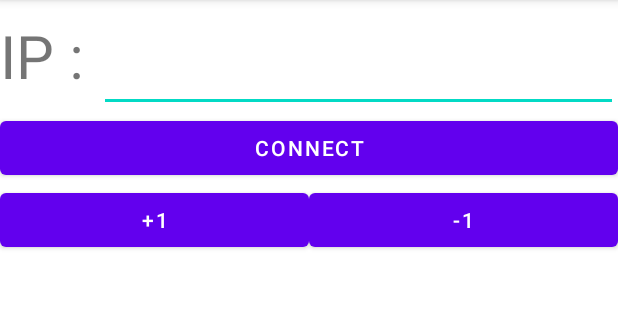
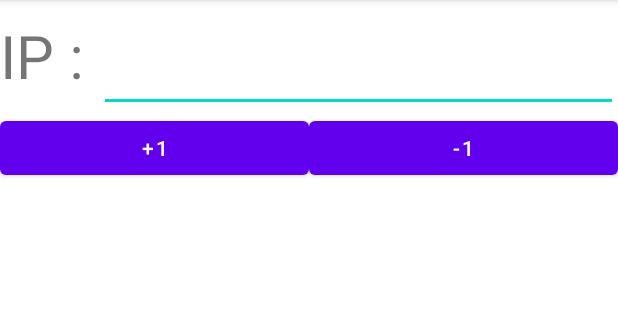
Before and after one commit to minsu11/Capston_SmartTrashCan, an Android app: the screen it shows after launch (MainActivity), after a tap on "+1", on a phone screen of 412 x 824 dp, the part 84-404 px from its top. Run offline under Robolectric (Android 15) with nearby library versions, the phone set to English and light mode, and no system bars; 3 statements that could not run were skipped.

Commit message:
Server auto connect

```diff
--- a/app/src/main/java/com/example/capstonedisign/MainActivity.java
+++ b/app/src/main/java/com/example/capstonedisign/MainActivity.java
@@ -13,17 +13,13 @@ import android.widget.TextView;
 import java.io.DataInputStream;
 import java.io.DataOutputStream;
 import java.io.IOException;
-import java.io.ObjectInputStream;
-import java.io.ObjectOutputStream;
 import java.net.Socket;
 import java.nio.ByteBuffer;
 import java.nio.ByteOrder;
 public class MainActivity extends AppCompatActivity {
-
-    int sended_num=0;
-    boolean selected = false;
-    Button connect_btn;
-    Button plus_btn, minus_btn;
+    String sended_string = "";
+    boolean call_selected = false, trash_selected = false;
+    Button call_btn, trash_btn;
     EditText ip_edit;
     TextView show_text;
 
@@ -35,36 +31,31 @@ public class MainActivity extends AppCompatActivity {
     private DataOutputStream outstream;
     private DataInputStream instream;
 
+    // 현재는 노트북 ip 주소, 추후 라즈베리파이 mac주소 들어갈 예정
+    private String ip_net = "172.20.10.3";
+
     private int port = 9999;
-
     @Override
     protected void onCreate(Bundle savedInstanceState) {
         super.onCreate(savedInstanceState);
         setContentView(R.layout.activity_main);
 
-        connect_btn = (Button) findViewById(R.id.button);
-        connect_btn.setOnClickListener(new View.OnClickListener() {
+        connect();
+
+        call_btn = (Button) findViewById(R.id.call_btn);
+        call_btn.setOnClickListener(new View.OnClickListener() {
             @Override
             public void onClick(View v) {
-                connect();
+                call_selected = true;
+                sended_string = "call";
             }
         });
-
-        plus_btn = (Button) findViewById(R.id.plus_btn);
-        plus_btn.setOnClickListener(new View.OnClickListener() {
+        trash_btn = (Button) findViewById(R.id.trash_btn);
+        trash_btn.setOnClickListener(new View.OnClickListener() {
             @Override
             public void onClick(View v) {
-                selected = true;
-                sended_num += 1;
-            }
-        });
-        minus_btn = (Button) findViewById(R.id.minus_btn);
-        minus_btn.setOnClickListener(new View.OnClickListener() {
-            @Override
-            public void onClick(View v) {
-                selected = true;
-                sended_num -= 1;
-                // 자바
+                trash_selected = true;
+                sended_string = "trash";
             }
         });
 
@@ -75,15 +66,12 @@ public class MainActivity extends AppCompatActivity {
     void connect(){
         mHandler = new Handler(Looper.getMainLooper());
         Log.w("connect","연결 하는중");
-
         Thread checkUpdate = new Thread(){
             public void run(){
-                // Get ip
-                String newip = String.valueOf(ip_edit.getText());
 
                 // Access server
                 try{
-                    socket = new Socket(newip, port);
+                    socket = new Socket(ip_net, port);
                     Log.w("서버 접속됨", "서버 접속됨");
                 }catch (IOException e1){
                     Log.w("서버 접속 못함", "서버 접속 못함");
@@ -105,8 +93,8 @@ public class MainActivity extends AppCompatActivity {
                 try{
                     while(true){
                         String msg = "java test message - ";
-                        if (selected == true){
-                            msg = msg + sended_num;
+                        if (call_selected == true){
+                            msg = msg + sended_string;
                             byte[] data = msg.getBytes();
                             ByteBuffer b1 = ByteBuffer.allocate(4);
                             b1.order(ByteOrder.LITTLE_ENDIAN);
@@ -124,7 +112,30 @@ public class MainActivity extends AppCompatActivity {
 
                             msg = new String(data,"UTF-8");
                             show_text.setText(msg);
-                            selected = false;
+                            call_selected = false;
+                        }
+
+
+                        else if (trash_selected == true){
+                            msg = msg + sended_string;
+                            byte[] data = msg.getBytes();
+                            ByteBuffer b1 = ByteBuffer.allocate(4);
+                            b1.order(ByteOrder.LITTLE_ENDIAN);
+                            b1.putInt(data.length);
+                            outstream.write(b1.array(),0,4);
+                            outstream.write(data);
+
+                            data = new byte[4];
+                            instream.read(data,0,4);
+                            ByteBuffer b2 = ByteBuffer.wrap(data);
+                            b2.order(ByteOrder.LITTLE_ENDIAN);
+                            int length = b2.getInt();
+                            data = new byte[length];
+                            instream.read(data,0,length);
+
+                            msg = new String(data,"UTF-8");
+                            show_text.setText(msg);
+                            trash_selected = false;
                         }
                     }
                 }catch(Exception e){
--- a/app/src/main/res/layout/activity_main.xml
+++ b/app/src/main/res/layout/activity_main.xml
@@ -21,11 +21,7 @@
             android:id="@+id/editText"
             android:textSize="40dp"/>
     </LinearLayout>
-    <Button
-        android:layout_width="match_parent"
-        android:layout_height="wrap_content"
-        android:text="CONNECT"
-        android:id="@+id/button"/>
+
     <LinearLayout
         android:layout_width="match_parent"
         android:layout_height="wrap_content"
@@ -35,13 +31,13 @@
             android:layout_width="match_parent"
             android:layout_height="wrap_content"
             android:text="+1"
-            android:id="@+id/plus_btn"/>
+            android:id="@+id/call_btn"/>
         <Button
             android:layout_weight="1"
             android:layout_width="match_parent"
             android:layout_height="wrap_content"
             android:text="-1"
-            android:id="@+id/minus_btn"/>
+            android:id="@+id/trash_btn"/>
     </LinearLayout>
 
     <TextView
```
